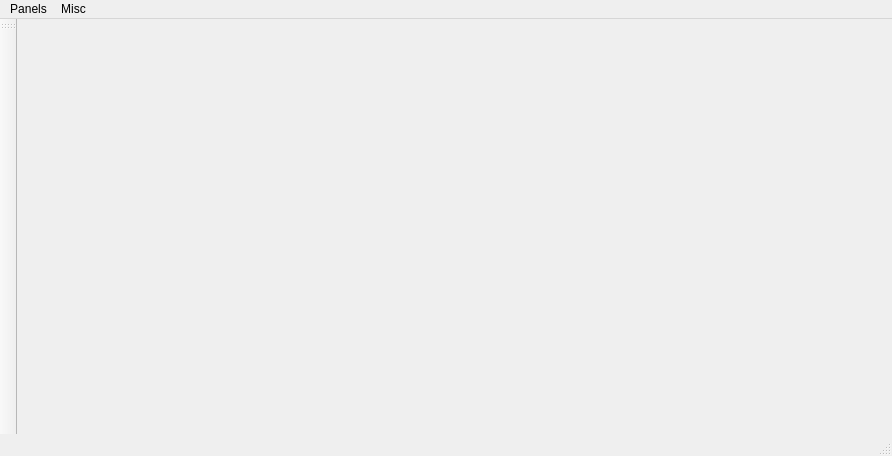
Old version of the form KCApp/kcmainwindow.ui in the repository louvainlinux/KapCompta.
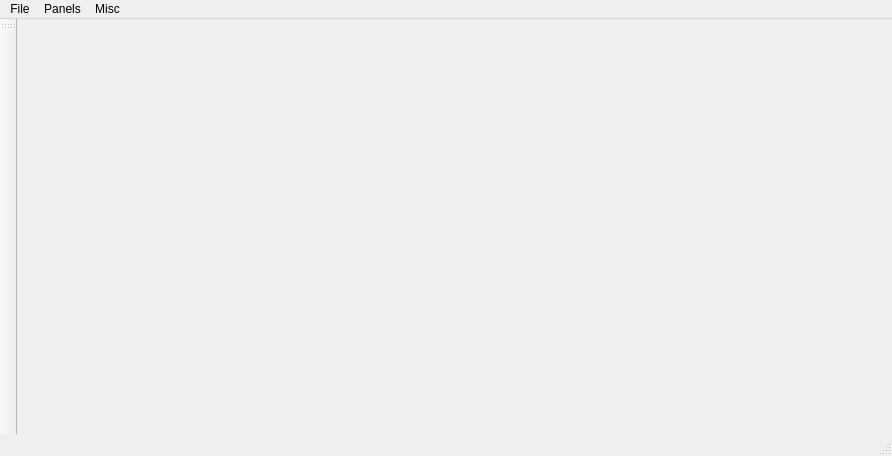
New version of the form.

Patch:
```diff
--- a/KCApp/kcmainwindow.ui
+++ b/KCApp/kcmainwindow.ui
@@ -40,6 +40,12 @@
     <addaction name="actionAbout_KapCompta"/>
     <addaction name="actionAbout_Qt"/>
    </widget>
+   <widget class="QMenu" name="menuFile">
+    <property name="title">
+     <string>File</string>
+    </property>
+   </widget>
+   <addaction name="menuFile"/>
    <addaction name="menuPanels"/>
    <addaction name="menuMain"/>
   </widget>
```
